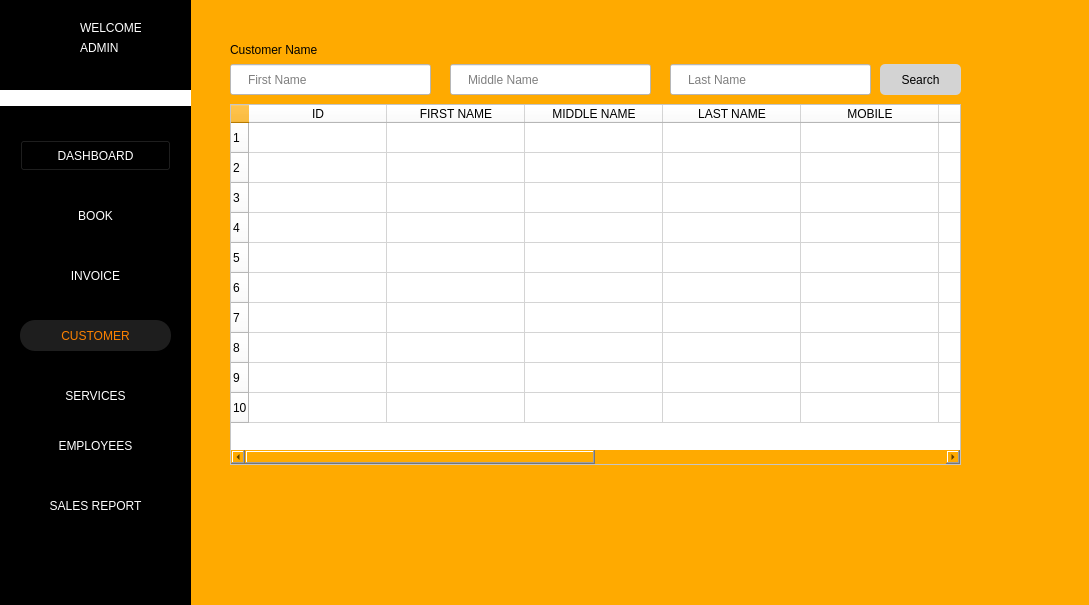
First picture: the form in ui/Admin_customer.ui, repository OnealTorres/Auto-Repair-Management-System, before the edit.
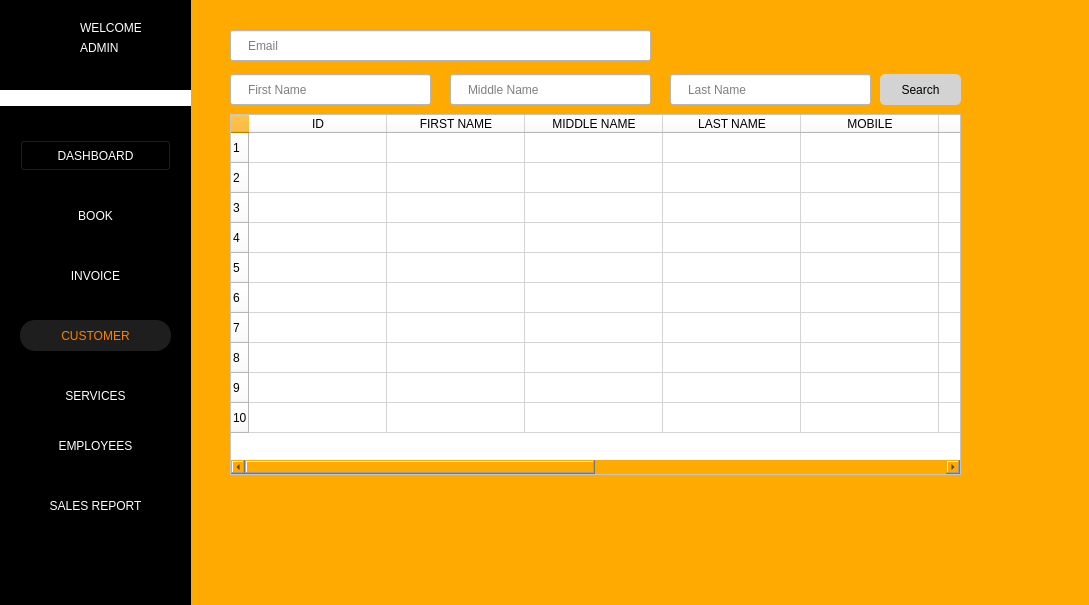
Second picture: the form after the edit. Icons and pictures are not drawn.

Patch:
```diff
--- a/ui/Admin_customer.ui
+++ b/ui/Admin_customer.ui
@@ -276,7 +276,7 @@
    <property name="geometry">
     <rect>
      <x>670</x>
-     <y>64</y>
+     <y>74</y>
      <width>201</width>
      <height>31</height>
     </rect>
@@ -292,37 +292,11 @@
     <bool>false</bool>
    </property>
   </widget>
-  <widget class="QLabel" name="btn_search_customer">
-   <property name="geometry">
-    <rect>
-     <x>400</x>
-     <y>70</y>
-     <width>21</width>
-     <height>20</height>
-    </rect>
-   </property>
-   <property name="autoFillBackground">
-    <bool>false</bool>
-   </property>
-   <property name="styleSheet">
-    <string notr="true">display: flex;
-background-color: rgb(255, 255, 255);</string>
-   </property>
-   <property name="text">
-    <string/>
-   </property>
-   <property name="pixmap">
-    <pixmap>img/search.png</pixmap>
-   </property>
-   <property name="scaledContents">
-    <bool>true</bool>
-   </property>
-  </widget>
   <widget class="QLineEdit" name="txt_customerfname">
    <property name="geometry">
     <rect>
      <x>230</x>
-     <y>64</y>
+     <y>74</y>
      <width>201</width>
      <height>31</height>
     </rect>
@@ -342,7 +316,7 @@
    <property name="geometry">
     <rect>
      <x>450</x>
-     <y>64</y>
+     <y>74</y>
      <width>201</width>
      <height>31</height>
     </rect>
@@ -362,7 +336,7 @@
    <property name="geometry">
     <rect>
      <x>230</x>
-     <y>104</y>
+     <y>114</y>
      <width>731</width>
      <height>361</height>
     </rect>
@@ -447,7 +421,7 @@
    <property name="geometry">
     <rect>
      <x>880</x>
-     <y>64</y>
+     <y>74</y>
      <width>81</width>
      <height>31</height>
     </rect>
@@ -466,17 +440,24 @@
      <normaloff>img/plus-button.png</normaloff>img/plus-button.png</iconset>
    </property>
   </widget>
-  <widget class="QLabel" name="label_104">
+  <widget class="QLineEdit" name="txt_email">
    <property name="geometry">
     <rect>
      <x>230</x>
-     <y>39</y>
-     <width>261</width>
-     <height>21</height>
+     <y>30</y>
+     <width>421</width>
+     <height>31</height>
     </rect>
    </property>
-   <property name="text">
-    <string>Customer Name</string>
+   <property name="styleSheet">
+    <string notr="true">background-color: rgb(255, 255, 255);
+padding-left: 15px;</string>
+   </property>
+   <property name="placeholderText">
+    <string>Email</string>
+   </property>
+   <property name="clearButtonEnabled">
+    <bool>false</bool>
    </property>
   </widget>
   <zorder>label</zorder>
```
Left out of the diff: 5 changed lines with no effect on the pictures.
